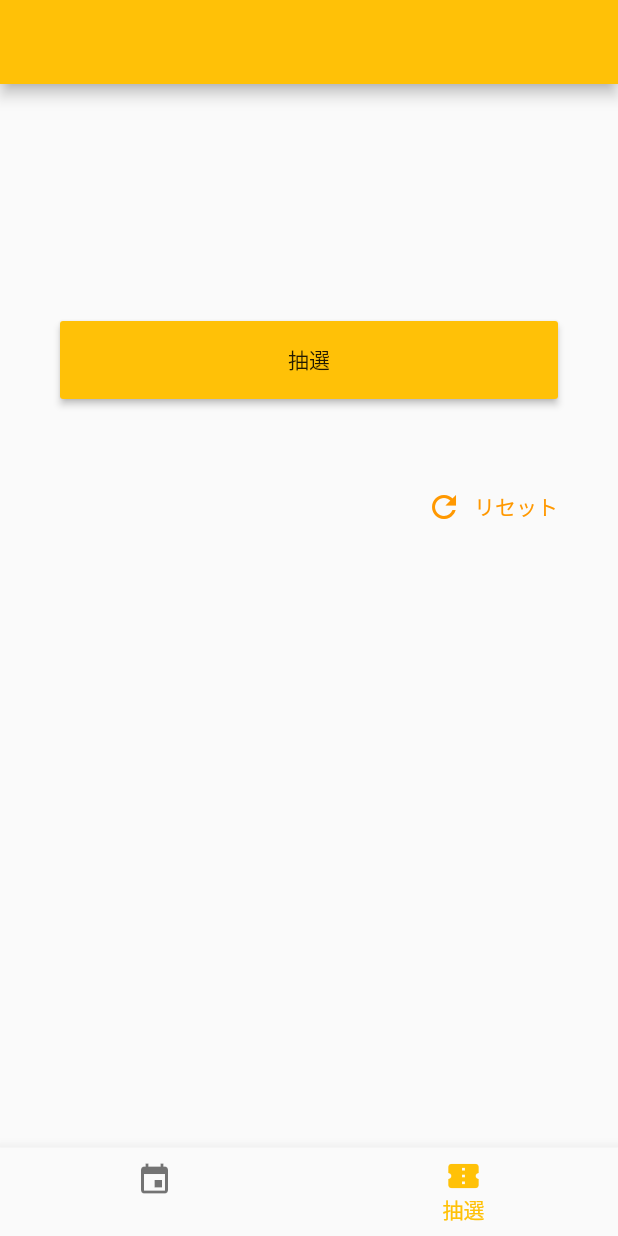
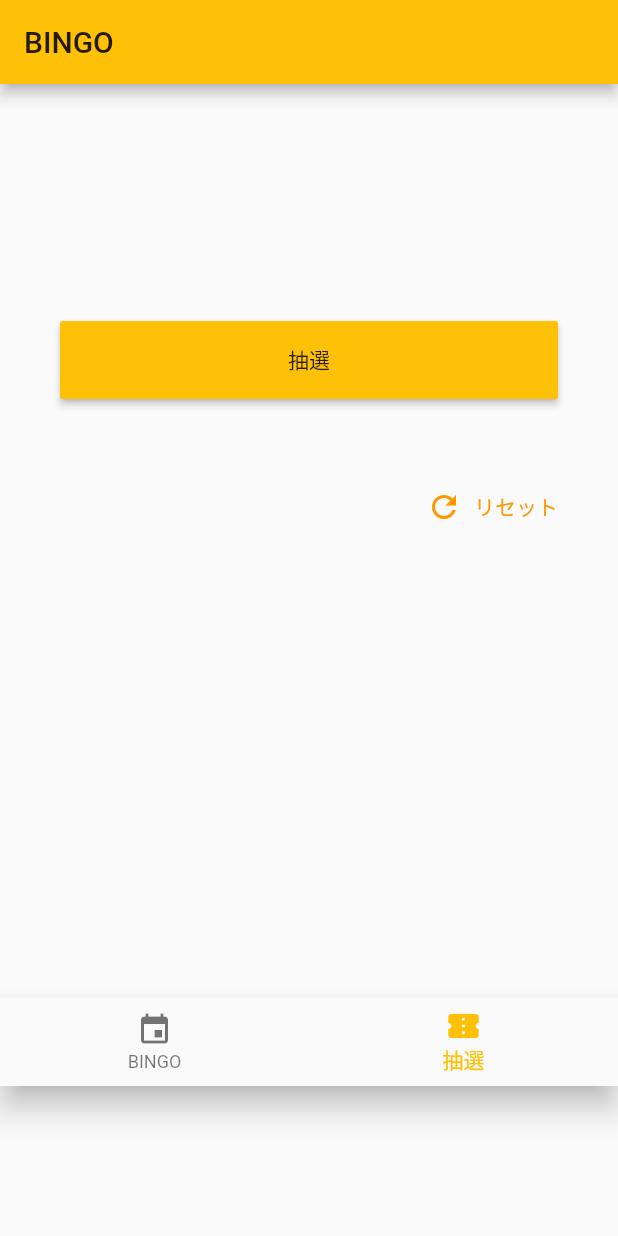
Before and after one commit to solty919/SimpleBingo, a Flutter app: the screen it shows after launch, item 2 of the bottom bar chosen, on a phone screen of 412 x 824 dp. Run offline on Flutter 3.47's test engine with Material 2 defaults, Android fonts, the phone set to English and light mode, and no system bars; our stand-ins replace confetti, hive, hive_flutter; accounts and stored records are empty; generated files the repository leaves out were written again.

Commit message:
no message

```diff
--- a/simple_bingo/lib/common/strings.dart
+++ b/simple_bingo/lib/common/strings.dart
@@ -1,7 +1,7 @@
 //文字列は全てここに定義する
 
 class Strings {
-  static String bingo = "";
+  static String bingo = "BINGO";
   static String draw = "抽選";
   static String reach = "Reach!!";
   static String start = "さあ、始めましょう";
--- a/simple_bingo/lib/main.dart
+++ b/simple_bingo/lib/main.dart
@@ -55,7 +55,9 @@ class _BottomNavigationState extends State<BottomNavigation> {
         ),
       ),
       body: _widgets.elementAt(_index),
-      bottomNavigationBar: BottomNavigationBar(
+      bottomNavigationBar: Padding(
+        padding: const EdgeInsets.only(bottom: 100),
+        child: BottomNavigationBar(
           items: [
             BottomNavigationBarItem(
                 icon: Icon(Icons.event), label: Strings.bingo),
@@ -66,6 +68,7 @@ class _BottomNavigationState extends State<BottomNavigation> {
           onTap: _onTap,
           type: BottomNavigationBarType.fixed,
         ),
+      ),
     );
   }
 }
```
Also changed, not shown: simple_bingo/icon/icon.png (added), 1 other file. Lines whose indentation alone changed are shown as unchanged.
